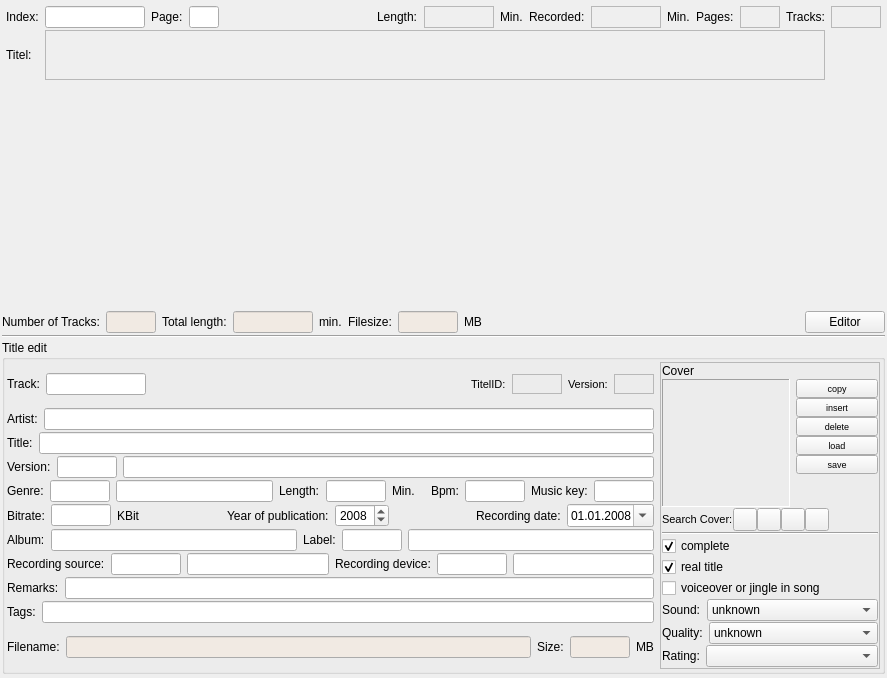
The window that trunk/src/editor/edit.ui (pfedick/winmusik) describes before a commit, drawn with Qt 5.
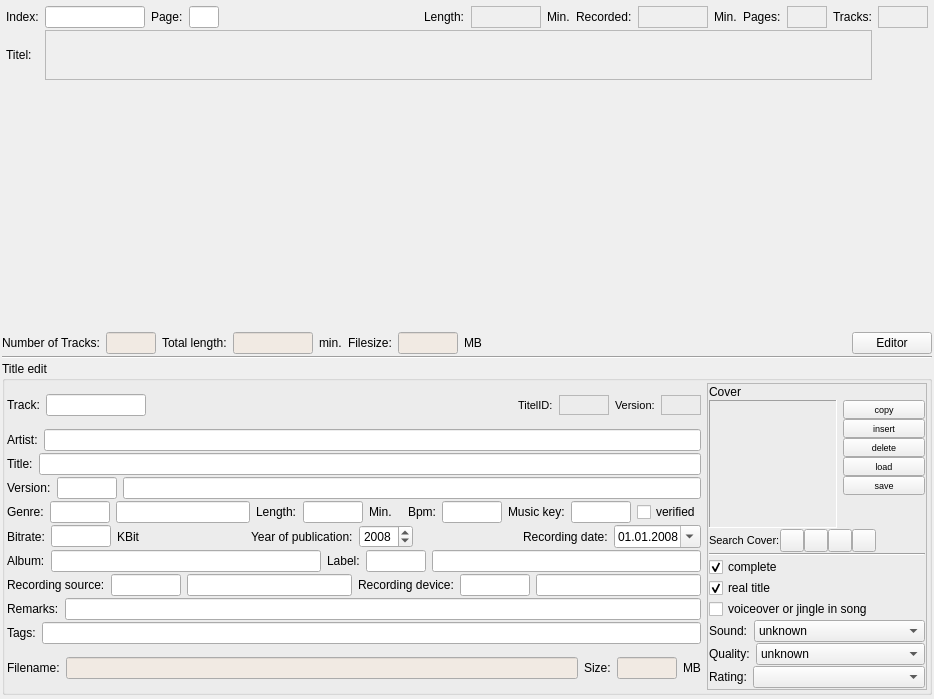
The same window after the commit. Icons and pictures are not drawn. Custom widgets are drawn as their Qt base class.

```diff
--- a/trunk/src/editor/edit.ui
+++ b/trunk/src/editor/edit.ui
@@ -6,8 +6,8 @@
    <rect>
     <x>0</x>
     <y>0</y>
-    <width>887</width>
-    <height>678</height>
+    <width>934</width>
+    <height>699</height>
    </rect>
   </property>
   <property name="sizePolicy">
@@ -1038,6 +1038,13 @@
               </property>
              </widget>
             </item>
+            <item>
+             <widget class="QCheckBox" name="musickeyVerified">
+              <property name="text">
+               <string>verified</string>
+              </property>
+             </widget>
+            </item>
            </layout>
           </item>
           <item>
```
